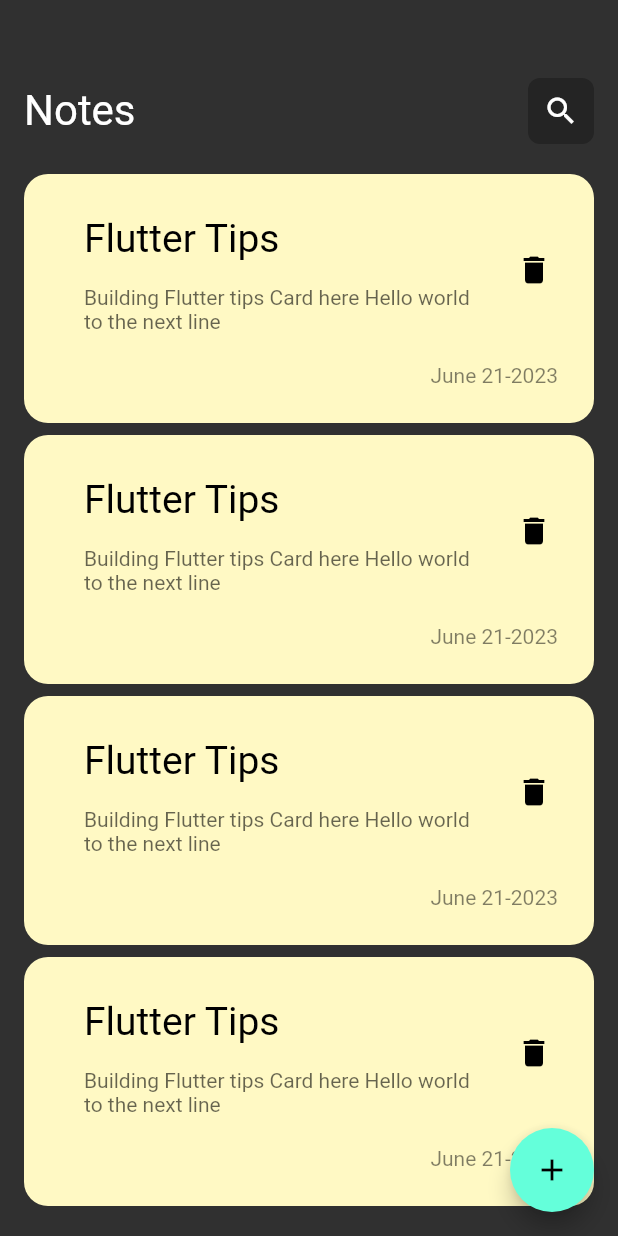
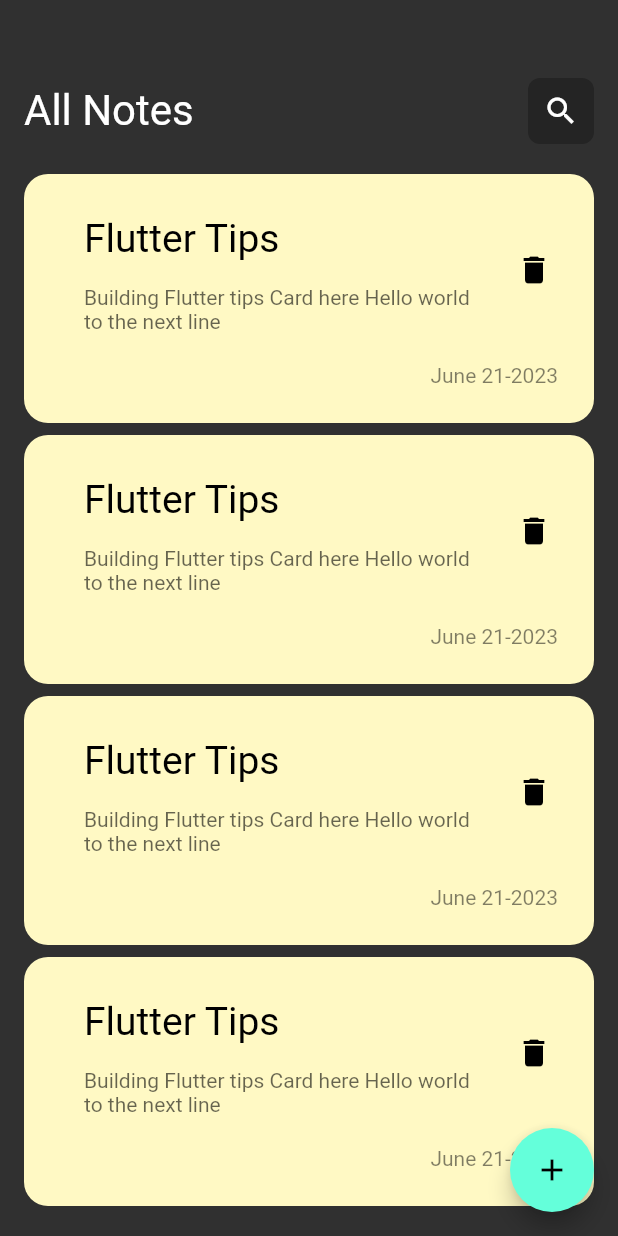
Before and after one commit to Fratiro/note_app, a Flutter app: the screen it shows after launch, on a phone screen of 412 x 824 dp. Run offline on Flutter 3.47's test engine with Material 2 defaults, Android fonts, the phone set to English and light mode, and no system bars.

```diff
--- a/lib/views/widgets/custom_appbar_widget.dart
+++ b/lib/views/widgets/custom_appbar_widget.dart
@@ -3,18 +3,24 @@ import 'package:flutter/material.dart';
 import 'custom_search_widget.dart';
 
 class CustomAppBar extends StatelessWidget {
-  const CustomAppBar({super.key});
+  const CustomAppBar(
+      {super.key, required this.titleText, required this.iconSymbol});
+
+  final String titleText;
+  final IconData iconSymbol;
 
   @override
   Widget build(BuildContext context) {
-    return const Row(
+    return Row(
       mainAxisAlignment: MainAxisAlignment.spaceBetween,
       children: [
         Text(
-          "Notes",
-          style: TextStyle(fontSize: 28),
+          titleText,
+          style: const TextStyle(fontSize: 28),
         ),
-        CustomSearchIcon()
+        CustomSearchIcon(
+          iconSymbol: iconSymbol,
+        )
       ],
     );
   }
--- a/lib/views/widgets/custom_search_widget.dart
+++ b/lib/views/widgets/custom_search_widget.dart
@@ -1,7 +1,9 @@
 import 'package:flutter/material.dart';
 
 class CustomSearchIcon extends StatelessWidget {
-  const CustomSearchIcon({super.key});
+  const CustomSearchIcon({super.key, required this.iconSymbol});
+
+  final IconData iconSymbol;
 
   @override
   Widget build(BuildContext context) {
@@ -12,7 +14,7 @@ class CustomSearchIcon extends StatelessWidget {
         color: Colors.black26,
         borderRadius: BorderRadius.circular(8),
       ),
-      child: const Center(child: Icon(Icons.search)),
+      child: Center(child: Icon(iconSymbol)),
     );
   }
 }
--- a/lib/views/widgets/notes_body_widget.dart
+++ b/lib/views/widgets/notes_body_widget.dart
@@ -9,11 +9,10 @@ class NotesBodyWidget extends StatelessWidget {
   Widget build(BuildContext context) {
     return const Scaffold(
       body: Padding(
-        padding: EdgeInsets.symmetric(horizontal: 16),
+        padding: EdgeInsets.only(top: 52, right: 16, left: 16),
         child: Column(
           children: [
-            SizedBox(height: 52),
-            CustomAppBar(),
+            CustomAppBar(titleText: "All Notes", iconSymbol: Icons.search),
             Expanded(child: NotesListView()),
           ],
         ),
```
Also changed, not shown: lib/views/widgets/edit_view_body.dart (+17 -1 lines).
